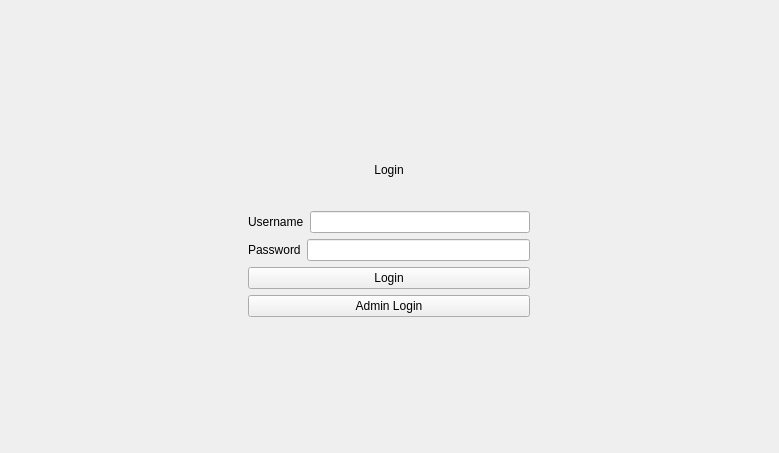
Qt form forms/loginpage.ui (alberinfo-2nd/ChatappFrontend) before a commit.
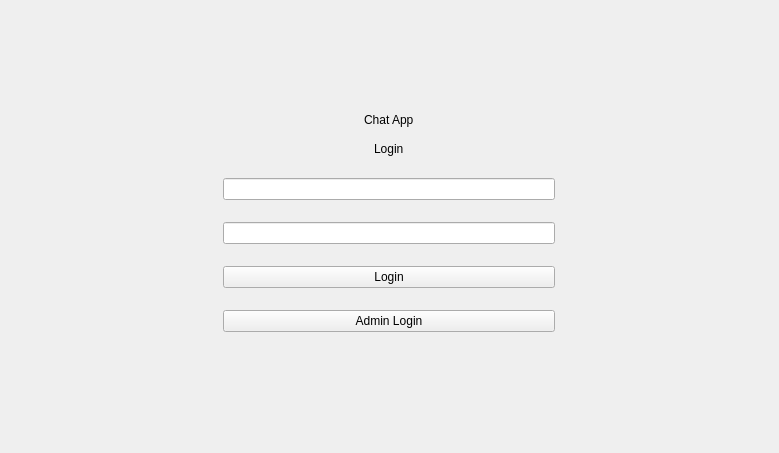
The same form after that commit.

Diff of the .ui file:
```diff
--- a/forms/loginpage.ui
+++ b/forms/loginpage.ui
@@ -13,63 +13,80 @@
   <property name="windowTitle">
    <string>Form</string>
   </property>
-  <layout class="QHBoxLayout" name="horizontalLayout_3">
+  <layout class="QVBoxLayout" name="verticalLayout_4">
    <item>
-    <widget class="QWidget" name="loginCard" native="true">
-     <property name="maximumSize">
-      <size>
-       <width>300</width>
-       <height>200</height>
-      </size>
-     </property>
      <layout class="QVBoxLayout" name="verticalLayout">
       <item>
-       <widget class="QLabel" name="loginTitle">
+      <spacer name="verticalSpacer">
+       <property name="orientation">
+        <enum>Qt::Orientation::Vertical</enum>
+       </property>
+       <property name="sizeHint" stdset="0">
+        <size>
+         <width>20</width>
+         <height>40</height>
+        </size>
+       </property>
+      </spacer>
+     </item>
+     <item>
+      <layout class="QVBoxLayout" name="verticalLayout_3">
+       <item alignment="Qt::AlignmentFlag::AlignHCenter">
+        <widget class="QLabel" name="pageTitle">
         <property name="text">
-         <string>Login</string>
-        </property>
-        <property name="alignment">
-         <set>Qt::AlignmentFlag::AlignCenter</set>
+          <string>Chat App</string>
         </property>
        </widget>
       </item>
-      <item>
-       <layout class="QVBoxLayout" name="verticalLayout_2">
-        <item>
+       <item alignment="Qt::AlignmentFlag::AlignHCenter">
+        <widget class="QFrame" name="loginCard">
+         <property name="sizePolicy">
+          <sizepolicy hsizetype="Maximum" vsizetype="Preferred">
+           <horstretch>0</horstretch>
+           <verstretch>0</verstretch>
+          </sizepolicy>
+         </property>
+         <property name="minimumSize">
+          <size>
+           <width>350</width>
+           <height>0</height>
+          </size>
+         </property>
          <layout class="QHBoxLayout" name="horizontalLayout">
           <item>
-           <widget class="QLabel" name="usernameLabel">
+           <layout class="QVBoxLayout" name="verticalLayout_7">
+            <property name="spacing">
+             <number>22</number>
+            </property>
+            <item alignment="Qt::AlignmentFlag::AlignHCenter|Qt::AlignmentFlag::AlignVCenter">
+             <widget class="QLabel" name="loginTitle">
+              <property name="sizePolicy">
+               <sizepolicy hsizetype="Preferred" vsizetype="Preferred">
+                <horstretch>0</horstretch>
+                <verstretch>0</verstretch>
+               </sizepolicy>
+              </property>
             <property name="text">
-             <string>Username</string>
-            </property>
-            <property name="buddy">
-             <cstring>usernameLineEdit</cstring>
+               <string>Login</string>
             </property>
            </widget>
           </item>
+            <item>
+             <layout class="QVBoxLayout" name="verticalLayout_10">
           <item>
            <widget class="QLineEdit" name="usernameLineEdit"/>
           </item>
-         </layout>
-        </item>
-        <item>
-         <layout class="QHBoxLayout" name="horizontalLayout_2">
-          <item>
-           <widget class="QLabel" name="passwordLabel">
-            <property name="text">
-             <string>Password</string>
-            </property>
-            <property name="buddy">
-             <cstring>passwordLineEdit</cstring>
-            </property>
-           </widget>
-          </item>
           <item>
            <widget class="QLineEdit" name="passwordLineEdit"/>
           </item>
          </layout>
         </item>
         <item>
+             <layout class="QVBoxLayout" name="verticalLayout_9">
+              <property name="spacing">
+               <number>22</number>
+              </property>
+              <item>
          <widget class="QPushButton" name="loginButton">
           <property name="text">
            <string>Login</string>
@@ -86,9 +103,28 @@
        </layout>
       </item>
      </layout>
+          </item>
+         </layout>
     </widget>
    </item>
   </layout>
+     </item>
+     <item>
+      <spacer name="verticalSpacer_2">
+       <property name="orientation">
+        <enum>Qt::Orientation::Vertical</enum>
+       </property>
+       <property name="sizeHint" stdset="0">
+        <size>
+         <width>20</width>
+         <height>40</height>
+        </size>
+       </property>
+      </spacer>
+     </item>
+    </layout>
+   </item>
+  </layout>
  </widget>
  <tabstops>
   <tabstop>usernameLineEdit</tabstop>
```
Left out of the diff: 6 changed lines with no effect on the pictures. Lines whose indentation alone changed are shown as unchanged.
